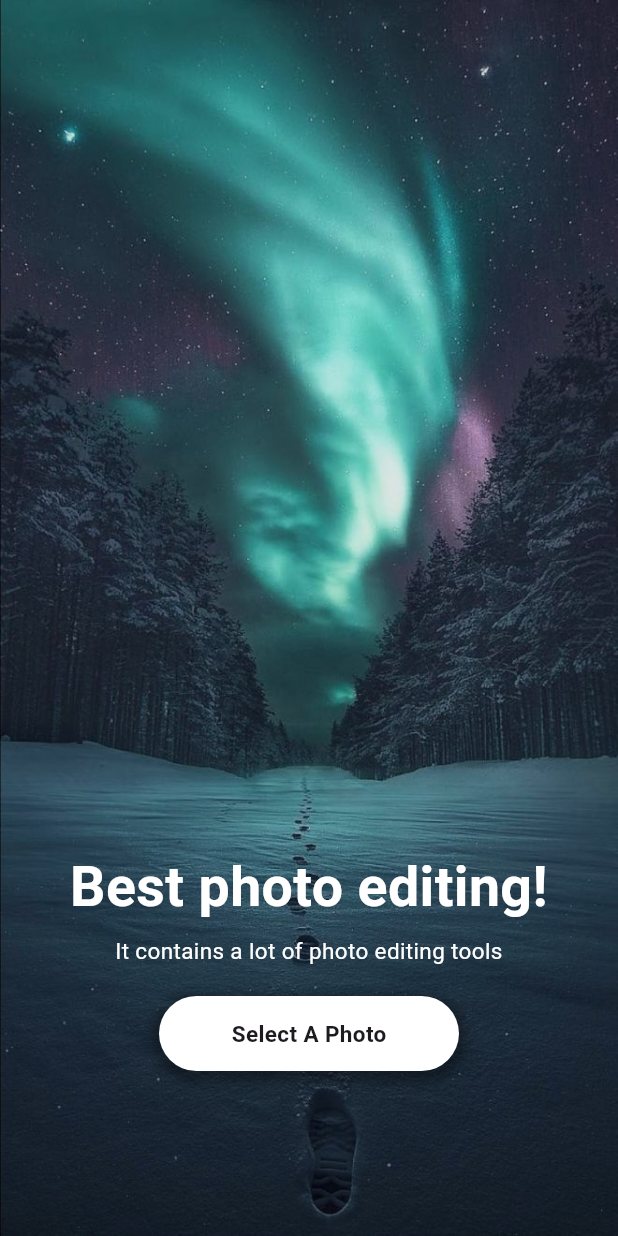
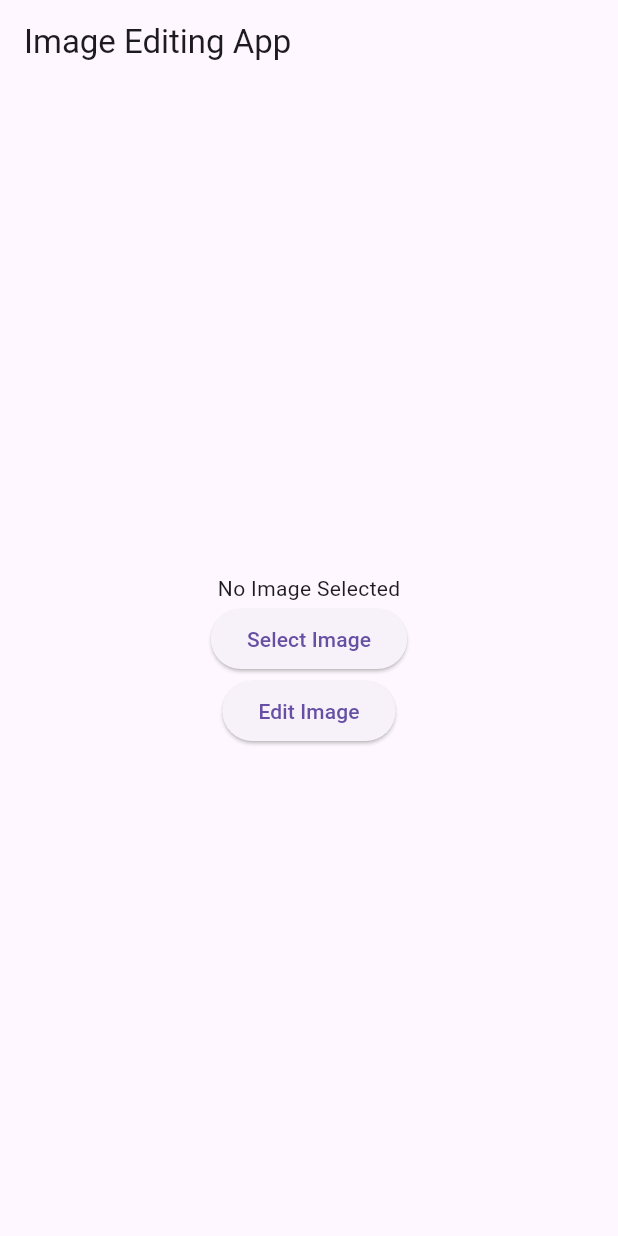
Before and after one commit to RanaGebril/image_editor, a Flutter app: the screen it shows after launch, on a phone screen of 412 x 824 dp. Run offline on Flutter 3.47's test engine with Material 3 defaults, Android fonts, the phone set to English and light mode, and no system bars; our stand-ins replace image_cropper, image_picker.

```diff
--- a/lib/home.dart
+++ b/lib/home.dart
@@ -1,4 +1,5 @@
 import 'dart:io';
+
 import 'package:flutter/material.dart';
 import 'package:image_picker/image_picker.dart';
 import 'package:image_projec/edit/edit.dart';
@@ -12,10 +13,7 @@ class HomeScreen extends StatefulWidget {
 }
 
 class _HomeScreenState extends State<HomeScreen> {
-  //File variable image, which will store the selected image file.
   File? image;
-
-  //ImagePicker instance named picker, which will handle selecting images.
   final picker = ImagePicker();
 
   void showImageSourceBottomSheet() {
@@ -42,24 +40,36 @@ class _HomeScreenState extends State<HomeScreen> {
                     children: [
                       IconButton(
                         icon: Icon(Icons.camera_alt, size: 30),
-                        onPressed: () {
+                        onPressed: () async {
+                          final pickedFile = await picker.pickImage(
+                              source: ImageSource.camera);
+                          if (pickedFile != null) {
+                            setState(() {
+                              image = File(pickedFile.path);
+                            });
+                          }
                           Navigator.pop(context);
-                          _pickImage(ImageSource.camera); // Camera option
                         },
                       ),
-                      Text('Camera'),
+                      Text('Camera')
                     ],
                   ),
                   Column(
                     children: [
                       IconButton(
-                        icon: Icon(Icons.photo_library, size: 30),
-                        onPressed: () {
+                        icon: Icon(Icons.photo, size: 30),
+                        onPressed: () async {
+                          final pickedFile = await picker.pickImage(
+                              source: ImageSource.gallery);
+                          if (pickedFile != null) {
+                            setState(() {
+                              image = File(pickedFile.path);
+                            });
+                          }
                           Navigator.pop(context);
-                          _pickImage(ImageSource.gallery); // Gallery option
                         },
                       ),
-                      Text('Gallery'),
+                      Text('Gallery')
                     ],
                   ),
                 ],
@@ -71,96 +81,34 @@ class _HomeScreenState extends State<HomeScreen> {
     );
   }
 
-  Future<void> _pickImage(ImageSource source) async {
-    final pickedFile = await picker.pickImage(source: source);
-    setState(() {
-      if (pickedFile != null) {
-        // If an image is selected, it is stored in image as a File object.
-        image = File(pickedFile.path);
-        Navigator.pushNamed(context,
-            EditScreen.routeName,
-        arguments: image!.path);
-      } else {
-        print('No image selected.');
-      }
-    });
-  }
-
   @override
   Widget build(BuildContext context) {
     return Scaffold(
-      body: Container(
-        width: MediaQuery.of(context).size.width, // Set width to screen width
-        decoration: BoxDecoration(
-          image: DecorationImage(
-            image: AssetImage('assets/images/homeP.jpg'),
-            fit: BoxFit.cover,
-          ),
-        ),
-        child: Container(
-          decoration: BoxDecoration(
-            gradient: LinearGradient(
-              begin: Alignment.bottomRight,
-              colors: [
-                Colors.black.withOpacity(.4),
-                Colors.black.withOpacity(.1),
-              ],
+      appBar: AppBar(title: Text('Image Editing App')),
+      body: Center(
+        child: Column(
+          mainAxisAlignment: MainAxisAlignment.center,
+          children: [
+            image != null ? Image.file(image!) : Text('No Image Selected'),
+            ElevatedButton(
+              onPressed: () {
+                showImageSourceBottomSheet();
+              },
+              child: Text('Select Image'),
             ),
-          ),
-          child: Padding(
-            padding: const EdgeInsets.all(30.0),
-            child: Column(
-              crossAxisAlignment: CrossAxisAlignment.center,
-              mainAxisAlignment: MainAxisAlignment.end,
-              children: <Widget>[
-                Text(
-                  "Best photo editing! ",
-                  textAlign: TextAlign.center,
-                  style: TextStyle(
-                    color: Colors.white,
-                    fontSize: 37,
-                    fontWeight: FontWeight.bold,
-                  ),
-                ),
-                SizedBox(height: 5),
-                Text(
-                  "It contains a lot of photo editing tools",
-                  textAlign: TextAlign.center,
-                  style: TextStyle(
-                    color: Colors.white,
-                    fontSize: 15,
-                  ),
-                ),
-                SizedBox(height: 20),
-                InkWell(
-                  onTap: showImageSourceBottomSheet,
-                  child: Container(
-                    height: 50,
-                    width: 200,
-                    decoration: BoxDecoration(
-                      color: Colors.white,
-                      borderRadius: BorderRadius.circular(50),
-                      boxShadow: [
-                        BoxShadow(
-                          color: Colors.black.withOpacity(0.3),
-                          spreadRadius: 5,
-                          blurRadius: 5,
-                          offset: Offset(0, 3),
-                        ),
-                      ],
-                    ),
-                    child: Center(
-                      child: Text(
-                        "Select A Photo",
-                        style: TextStyle(fontWeight: FontWeight.bold, fontSize: 15),
-                      ),
-                    ),
-                  ),
-                ),
-                SizedBox(height: 80),
-              ],
+            ElevatedButton(
+              onPressed: () {
+                if (image != null) {
+                  Navigator.pushNamed(
+                    context,
+                    EditScreen.routeName,
+                    arguments: image!.path,
+                  );
+                }
+              },
+              child: Text('Edit Image'),
             ),
-          ),
+          ],
         ),
       ),
     );
```
Also changed, not shown: lib/adjustments_widget.dart (added, +115 -0 lines), lib/edit/edit.dart (+15 -2 lines), lib/edit_provider.dart (+2 -20 lines), pubspec.lock.
